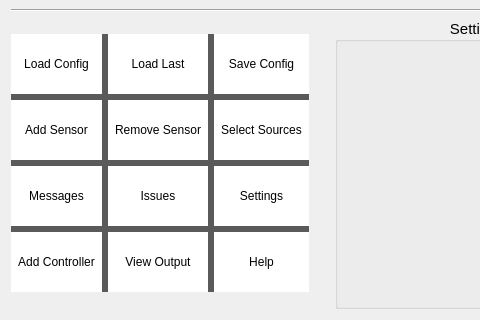
Before: the Qt Designer form dysense/gui/controller_view_widget_designer.ui in DySense/DySense, drawn with Qt 5; both pictures show x 0 to 480 and y 160 to 480 of the 630 by 480 pixel window.
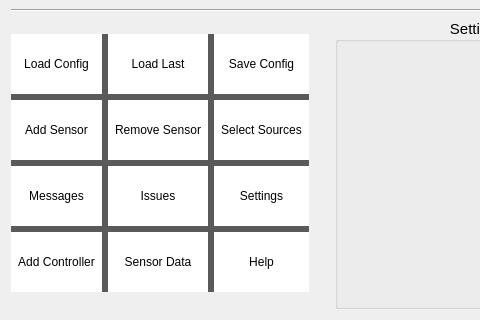
After: the same form once the commit is applied.

Commit message: Updated extras menu to include stacked widget so it can keep the icon menu showing for easier navigation.  Also added extras icons and switched 'view output icon' in controller view widget to 'view data shortcut' since that will likely be used more.

What changed in the file:
```diff
--- a/dysense/gui/controller_view_widget_designer.ui
+++ b/dysense/gui/controller_view_widget_designer.ui
@@ -819,7 +819,7 @@
            <bool>true</bool>
           </property>
           <property name="text">
-           <string>View Output</string>
+           <string>Sensor Data</string>
           </property>
           <property name="toolButtonStyle">
            <enum>Qt::ToolButtonTextUnderIcon</enum>
```
Left out of the diff: 2 changed lines with no effect on the pictures. The commit also changes 8 other files.
